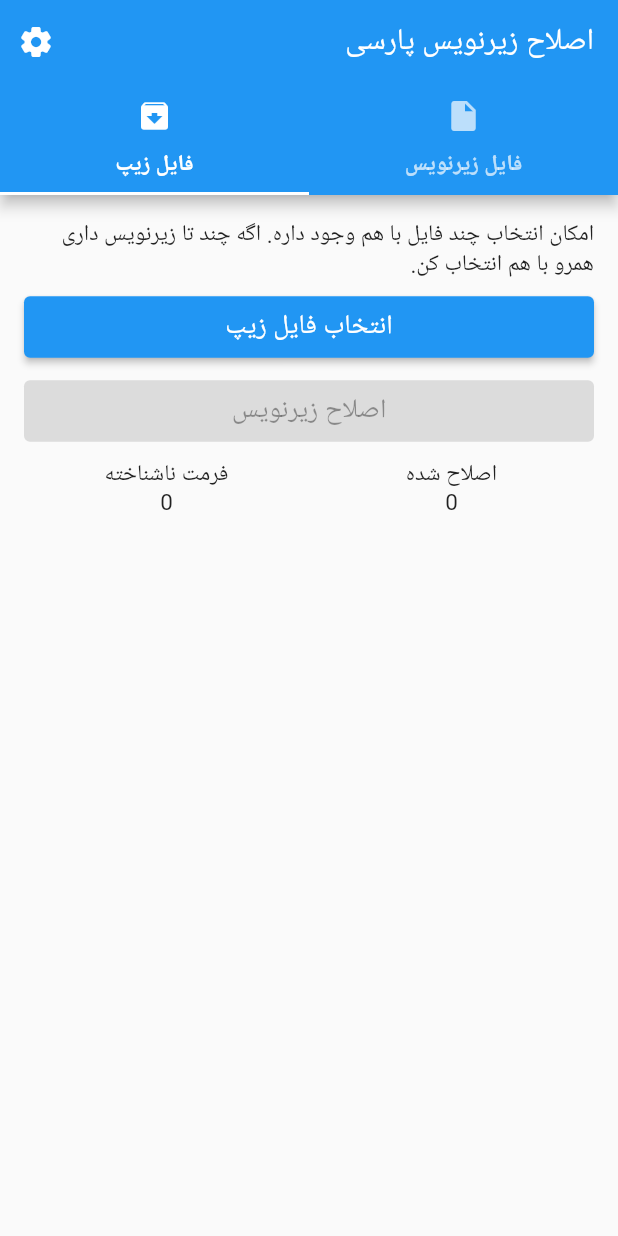
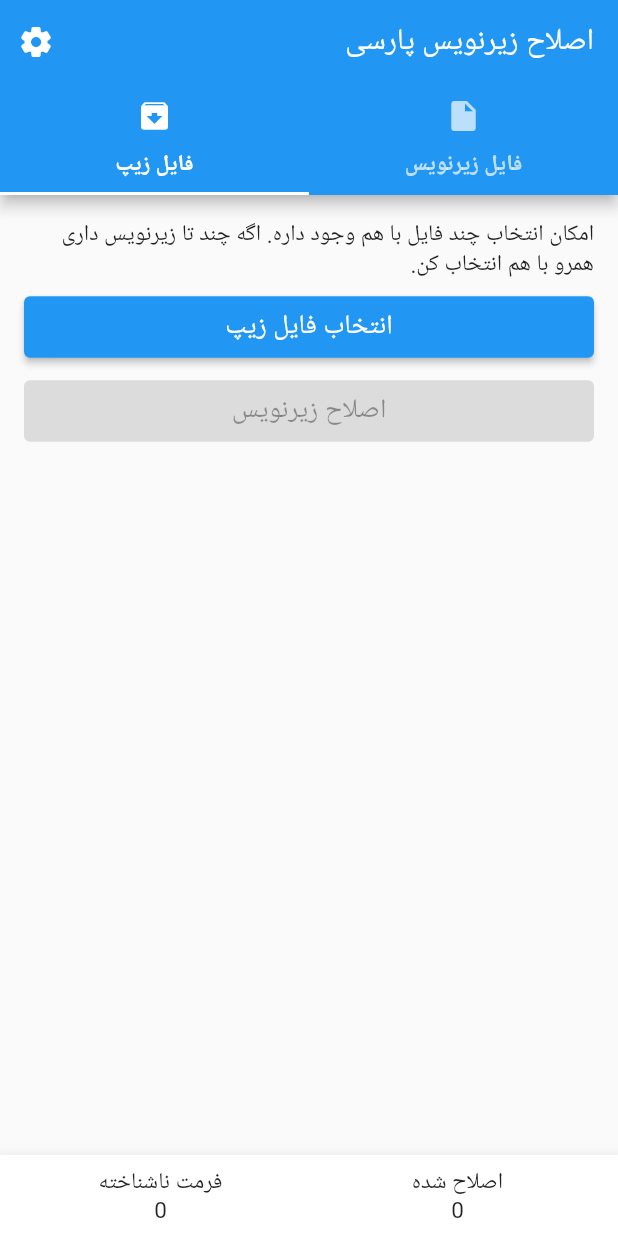
Before and after one commit to moheb2000/persian_subtitle_fixer_flutter, a Flutter app: the MainScreen screen opened directly, tab 2 chosen, on a phone screen of 412 x 824 dp. Run offline on Flutter 3.47's test engine with Material 2 defaults, Android fonts, the phone set to English and light mode, and no system bars; our stand-ins replace file_picker, get, introduction_screen, permission_handler, shared_preferences; missing offline and left inert: easy_folder_picker, enough_convert, persian_fonts; accounts and stored records are empty.

Commit message:
Transform count data to bottom of screen and add getx to it

```diff
--- a/lib/src/app.dart
+++ b/lib/src/app.dart
@@ -5,8 +5,11 @@ import 'package:get/get.dart';
 import './screens/intro_screen.dart';
 import './screens/main_screen.dart';
 import './resources/db.dart';
+import './logic/logic.dart';
 
 class App extends StatelessWidget {
+  final logic = Get.put(Logic());
+
   @override
   Widget build(BuildContext context) {
     return GetMaterialApp(
--- a/lib/src/logic/logic.dart
+++ b/lib/src/logic/logic.dart
@@ -3,18 +3,23 @@ import 'dart:io';
 
 import 'package:file_picker/file_picker.dart';
 import 'package:archive/archive.dart';
+import 'package:get/get.dart';
 
 import './windows1256_persian.dart';
 import '../resources/db.dart';
 
-class Logic {
+class Logic extends GetxController {
   int fixedCount = 0;
   int ignoredCount = 0;
   List<String> supportedExtensions = ['ass', 'srt'];
 
+  static Logic get to => Get.find();
+
   Future<int> fixSubtitleFile(List<PlatformFile> files) async {
     fixedCount = 0;
     ignoredCount = 0;
+    print(fixedCount);
+    update();
     for (var file in files) {
       if (supportedExtensions.contains(file.extension)) {
         final List<int> firstFile = await File(file.path!).readAsBytes();
@@ -32,6 +37,8 @@ class Logic {
       } else {
         ignoredCount++;
       }
+      print(fixedCount);
+      update();
     }
 
     return 0;
@@ -40,6 +47,8 @@ class Logic {
   Future<int> fixSubtitleZip(List<PlatformFile> zips) async {
     fixedCount = 0;
     ignoredCount = 0;
+    print(fixedCount);
+    update();
     for (var zip in zips) {
       final String zipName = zip.name.split('.').first;
       final List<int> zipBytes = await File(zip.path!).readAsBytes();
@@ -63,6 +72,8 @@ class Logic {
             ignoredCount++;
           }
         }
+        print(fixedCount);
+        update();
       }
     }
     return 0;
--- a/lib/src/screens/main_screen.dart
+++ b/lib/src/screens/main_screen.dart
@@ -3,6 +3,7 @@ import '../widgets/choose_file_widget.dart';
 import '../languages/fa_lang.dart';
 import '../widgets/settings_drawer_widget.dart';
 import '../widgets/choose_zip_widget.dart';
+import '../widgets/count_widget.dart';
 
 class MainScreen extends StatelessWidget {
   @override
@@ -42,6 +43,9 @@ class MainScreen extends StatelessWidget {
           ],
         ),
         endDrawer: SettingsDrawerWidget(),
+        bottomNavigationBar: BottomAppBar(
+          child: CountWidget(),
+        ),
       ),
     );
   }
--- a/lib/src/widgets/choose_zip_widget.dart
+++ b/lib/src/widgets/choose_zip_widget.dart
@@ -11,7 +11,7 @@ class ChooseZipWidget extends StatefulWidget {
   _ChooseZipWidgetState createState() => _ChooseZipWidgetState();
 }
 
-class _ChooseZipWidgetState extends State<ChooseZipWidget> with Logic {
+class _ChooseZipWidgetState extends State<ChooseZipWidget> {
   List<PlatformFile>? zips;
 
   @override
@@ -26,8 +26,6 @@ class _ChooseZipWidgetState extends State<ChooseZipWidget> with Logic {
             chooseZipButton(),
             separator(),
             fixButton(),
-            separator(),
-            showResult(fixedCount, ignoredCount),
             separator(),
             listOfZips(),
           ],
@@ -76,7 +74,7 @@ class _ChooseZipWidgetState extends State<ChooseZipWidget> with Logic {
           if (status.isDenied) {
             Permission.storage.request();
           }
-          fixSubtitleZip(zips!).then((_) {
+          Logic.to.fixSubtitleZip(zips!).then((_) {
             zips = null;
             setState(() {});
           });
@@ -121,29 +119,6 @@ class _ChooseZipWidgetState extends State<ChooseZipWidget> with Logic {
     );
   }
 
-  Widget showResult(int fixed, int ignored) {
-    return Row(
-      children: [
-        Expanded(
-          child: Column(
-            children: [
-              Text(FaLang.fixed),
-              Text('$fixed'),
-            ],
-          ),
-        ),
-        Expanded(
-          child: Column(
-            children: [
-              Text(FaLang.unknownFormat),
-              Text('$ignored'),
-            ],
-          ),
-        ),
-      ],
-    );
-  }
-
   Widget separator() {
     return SizedBox(
       height: 8,
--- /dev/null
+++ b/lib/src/widgets/count_widget.dart
@@ -0,0 +1,44 @@
+import 'package:flutter/material.dart';
+import 'package:get/get.dart';
+
+import '../languages/fa_lang.dart';
+import '../logic/logic.dart';
+
+class CountWidget extends StatelessWidget {
+  @override
+  Widget build(BuildContext context) {
+    return Container(
+      padding: EdgeInsets.all(8),
+      child: Row(
+        children: [
+          Expanded(
+            child: Column(
+              mainAxisSize: MainAxisSize.min,
+              children: [
+                Text(FaLang.fixed),
+                GetBuilder<Logic>(
+                  builder: (_) {
+                    return Text('${_.fixedCount}');
+                  },
+                ),
+              ],
+            ),
+          ),
+          Expanded(
+            child: Column(
+              mainAxisSize: MainAxisSize.min,
+              children: [
+                Text(FaLang.unknownFormat),
+                GetBuilder<Logic>(
+                  builder: (_) {
+                    return Text('${_.ignoredCount}');
+                  },
+                ),
+              ],
+            ),
+          ),
+        ],
+      ),
+    );
+  }
+}
```
Also changed, not shown: lib/src/widgets/choose_file_widget.dart (+2 -27 lines).
